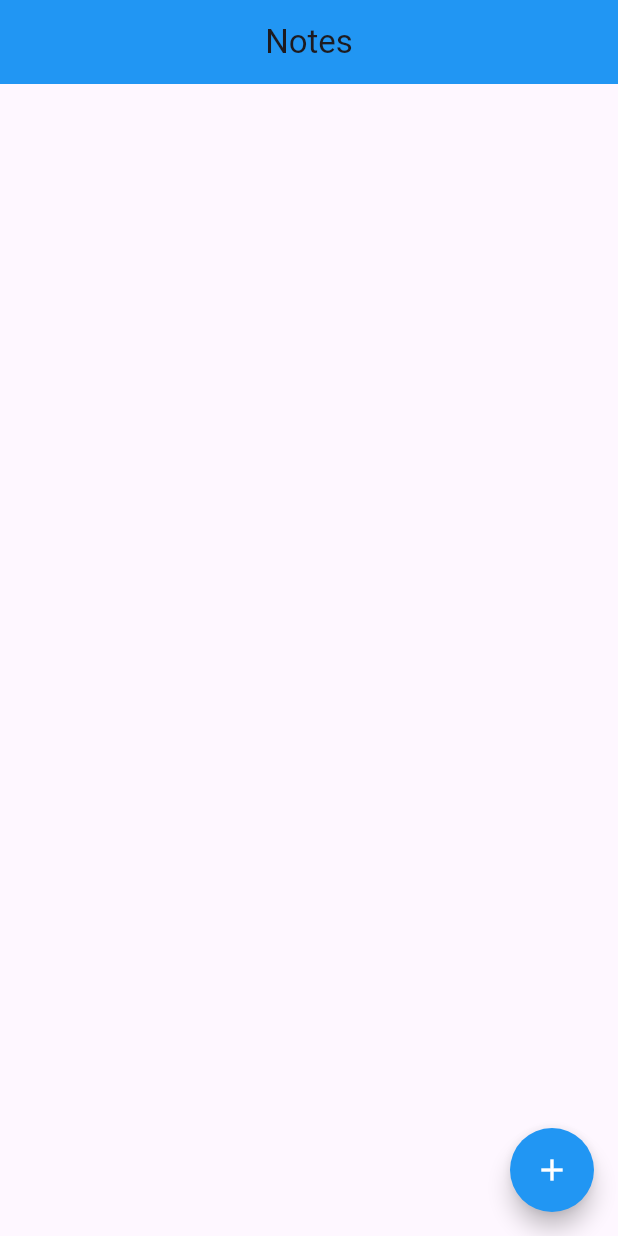
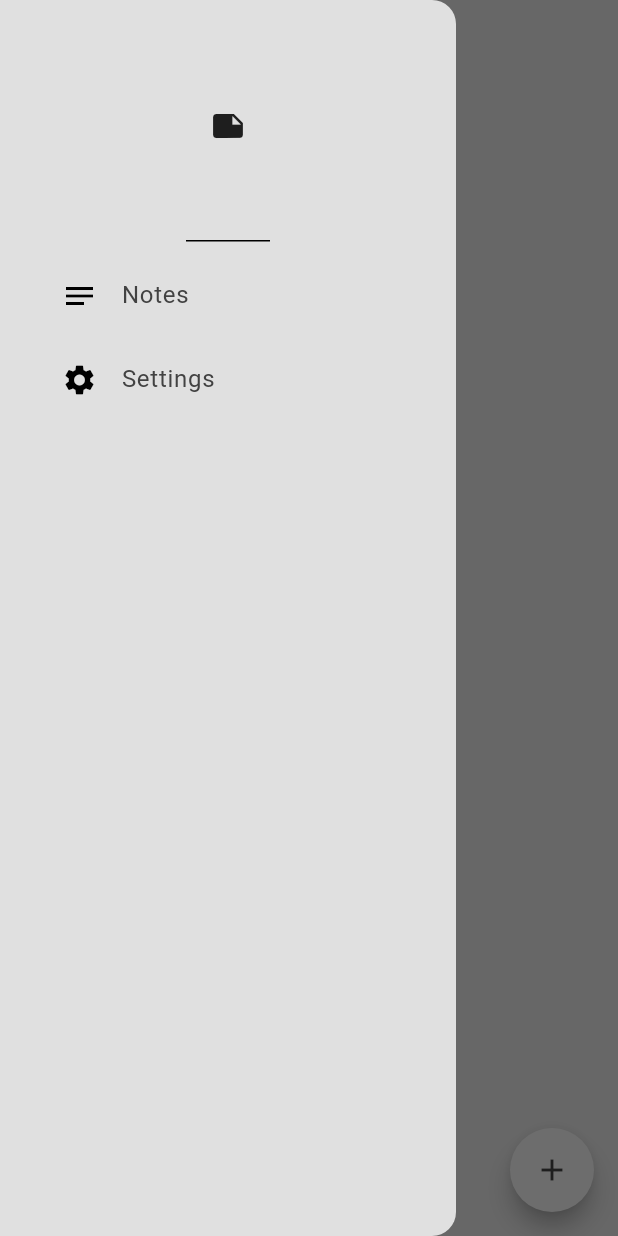
Before and after one commit to nzangi/todo-app-with-theme, a Flutter app: the screen it shows after launch, with the side drawer open (before the commit the screen has no drawer), on a phone screen of 412 x 824 dp. Run offline on Flutter 3.47's test engine with Material 3 defaults, Android fonts, the phone set to English and light mode, and no system bars; our stand-ins replace google_fonts, isar; accounts and stored records are empty; generated files the repository leaves out were written again.

Commit message:
Working on the drawer

```diff
--- /dev/null
+++ b/lib/components/drawer.dart
@@ -0,0 +1,36 @@
+import 'package:flutter/material.dart';
+import 'package:notesapp/components/drawer_tile.dart';
+
+class MyDrawer extends StatelessWidget {
+  const MyDrawer({super.key});
+
+  @override
+  Widget build(BuildContext context) {
+    return Drawer(
+      backgroundColor: Theme.of(context).colorScheme.background,
+      child: Column(
+        children: [
+          //header
+          const DrawerHeader(
+            margin: EdgeInsets.only(bottom: 8),
+            decoration: BoxDecoration(
+              color: Colors.transparent,
+              border: Border(
+                bottom: BorderSide.none
+              ),
+            ),
+            child: Icon(Icons.note),
+          ),
+
+          //notes file
+            DrawerTile(title: 'Notes', leading: const Icon(Icons.notes), onTap: () {
+              Navigator.pop(context);
+            }),
+
+            //settings file
+          DrawerTile(title: 'Settings', leading: const Icon(Icons.settings), onTap: () {}),
+        ],
+      )
+    );
+  }
+}
--- /dev/null
+++ b/lib/components/drawer_tile.dart
@@ -0,0 +1,29 @@
+import 'package:flutter/material.dart';
+
+class DrawerTile extends StatelessWidget {
+  final String title;
+  final Widget leading;
+  final void Function()? onTap;
+
+  const DrawerTile(
+      {super.key,
+      required this.title,
+      required this.leading,
+      required this.onTap
+      });
+
+  @override
+  Widget build(BuildContext context) {
+    return Padding(
+      padding: const EdgeInsets.only(left: 25.0),
+      child: ListTile(
+        title: Text(
+          title,
+          style: TextStyle(color: Theme.of(context).colorScheme.inversePrimary),
+        ),
+        leading: leading,
+        onTap: onTap,
+      ),
+    );
+  }
+}
--- a/lib/main.dart
+++ b/lib/main.dart
@@ -1,6 +1,7 @@
 import 'package:flutter/material.dart';
 import 'package:notesapp/model/notes_database.dart';
 import 'package:notesapp/pages/notes_page.dart';
+import 'package:notesapp/theme/theme_provider.dart';
 import 'package:provider/provider.dart';
 
 void main() async {
@@ -8,9 +9,18 @@ void main() async {
   WidgetsFlutterBinding.ensureInitialized();
   await NoteDatabase.initialize();
   runApp(
-    ChangeNotifierProvider(create: (context) => NoteDatabase(),
+    MultiProvider(providers: [
+      //note provider
+      ChangeNotifierProvider(create: (context) => NoteDatabase()),
+      //theme provider
+      ChangeNotifierProvider(create: (context) => ThemeProvider()),
+      ],
       child: const MyApp(),
     )
+
+    // ChangeNotifierProvider(create: (context) => NoteDatabase(),
+    //   child: const MyApp(),
+    // )
   );
 }
 
@@ -19,8 +29,9 @@ class MyApp extends StatelessWidget {
 
   @override
   Widget build(BuildContext context) {
-    return const MaterialApp(
+    return MaterialApp(
       debugShowCheckedModeBanner: false,
+      theme: Provider.of<ThemeProvider>(context).themeData,
       home: HomePage(),
     );
   }
--- a/lib/pages/notes_page.dart
+++ b/lib/pages/notes_page.dart
@@ -1,4 +1,7 @@
+import 'package:flutter/cupertino.dart';
 import 'package:flutter/material.dart';
+import 'package:google_fonts/google_fonts.dart';
+import 'package:notesapp/components/drawer.dart';
 import 'package:notesapp/model/notes_database.dart';
 import 'package:provider/provider.dart';
 
@@ -16,7 +19,7 @@ class _HomePageState extends State<HomePage> {
 
   @override
   void initState() {
-    // on app start up
+    // Get all the data on app start up
     super.initState();
     readNotes();
   }
@@ -31,17 +34,36 @@ class _HomePageState extends State<HomePage> {
 
     return Scaffold(
       appBar: AppBar(
-        title: const Text('Notes'),
-        centerTitle: true,
-        backgroundColor: Colors.blue,
+        elevation: 0,
+        backgroundColor: Colors.transparent,
+        foregroundColor: Theme.of(context).colorScheme.inversePrimary,
       ),
+      backgroundColor: Theme.of(context).colorScheme.background,
       floatingActionButton: FloatingActionButton(
-        backgroundColor: Colors.blue,
         onPressed: createNote,
         shape: const CircleBorder(),
-        child: const Icon(Icons.add,color: Colors.white,),
+        child: Icon(
+          Icons.add,
+          color: Theme.of(context).colorScheme.inversePrimary,
         ),
-      body: ListView.builder(
+      ),
+      drawer: MyDrawer(),
+      body: Column(
+        crossAxisAlignment: CrossAxisAlignment.start,
+        children: [
+          //HEADING
+           Padding(
+            padding: const EdgeInsets.only(left: 25.0),
+            child: Text(
+              'Notes',
+              style: GoogleFonts.dmSerifText(
+                  fontSize: 40,
+                  color: Theme.of(context).colorScheme.inversePrimary),
+            ),
+          ),
+          //LIST OF NOTES
+          Expanded(
+            child: ListView.builder(
                 itemCount: currentNotes.length,
                 itemBuilder: (context,index){
                 // get each note
@@ -59,11 +81,14 @@ class _HomePageState extends State<HomePage> {
                         //delete button
                         IconButton(
                             onPressed: () => deleteNode(note.id),
-                      icon: const Icon(Icons.edit))
+                            icon: const Icon(Icons.delete))
                       ],
                   ),
                 );
             }
+            ),
+          ),
+        ],
       ),
     );
   }
@@ -74,7 +99,6 @@ class _HomePageState extends State<HomePage> {
          AlertDialog(
           content: TextField(
             controller: textController,
-            maxLines: 5,
           ),
            actions: [
              //create button
--- /dev/null
+++ b/lib/theme/theme.dart
@@ -0,0 +1,26 @@
+import 'package:flutter/material.dart';
+
+// light mode
+
+ThemeData lightMode = ThemeData(
+  brightness: Brightness.light,
+  colorScheme: ColorScheme.light(
+    background: Colors.grey.shade300,
+    primary: Colors.grey.shade200,
+    secondary: Colors.grey.shade400,
+    inversePrimary: Colors.grey.shade800,
+  )
+);
+
+
+//dark mode
+
+ThemeData darkMode = ThemeData(
+    brightness: Brightness.dark,
+    colorScheme: ColorScheme.light(
+      background: Colors.grey.shade900,
+      primary: Colors.grey.shade800,
+      secondary: Colors.grey.shade700,
+      inversePrimary: Colors.grey.shade300,
+    )
+);
--- /dev/null
+++ b/lib/theme/theme_provider.dart
@@ -0,0 +1,30 @@
+import 'package:flutter/material.dart';
+import 'package:notesapp/theme/theme.dart';
+
+
+class ThemeProvider with ChangeNotifier{
+  // initially theme is light
+  ThemeData _themeData = lightMode;
+
+  // get method to access the theme from other parts of the code
+  ThemeData get themeData => _themeData;
+
+  // get method to see if were in dark mode or not
+  bool get isDarkMode => _themeData == darkMode;
+
+  //set method to get new mode
+  set themeData(ThemeData themeData){
+    _themeData = themeData;
+    notifyListeners();
+  }
+
+  // switch the mode in dark or light mode
+
+  void toggleTheme(){
+    if(_themeData == lightMode){
+      themeData = darkMode;
+    }else{
+      themeData = lightMode;
+    }
+  }
+}
--- a/pubspec.yaml
+++ b/pubspec.yaml
@@ -39,6 +39,7 @@ dependencies:
   isar_flutter_libs: ^3.1.0+1
   path_provider: ^2.1.3
   provider: ^6.1.2
+  google_fonts: ^6.2.1
 
 dev_dependencies:
   flutter_test:
```
Also changed, not shown: lib/pages/settings_page.dart (added), pubspec.lock. Lines whose indentation alone changed are shown as unchanged.
